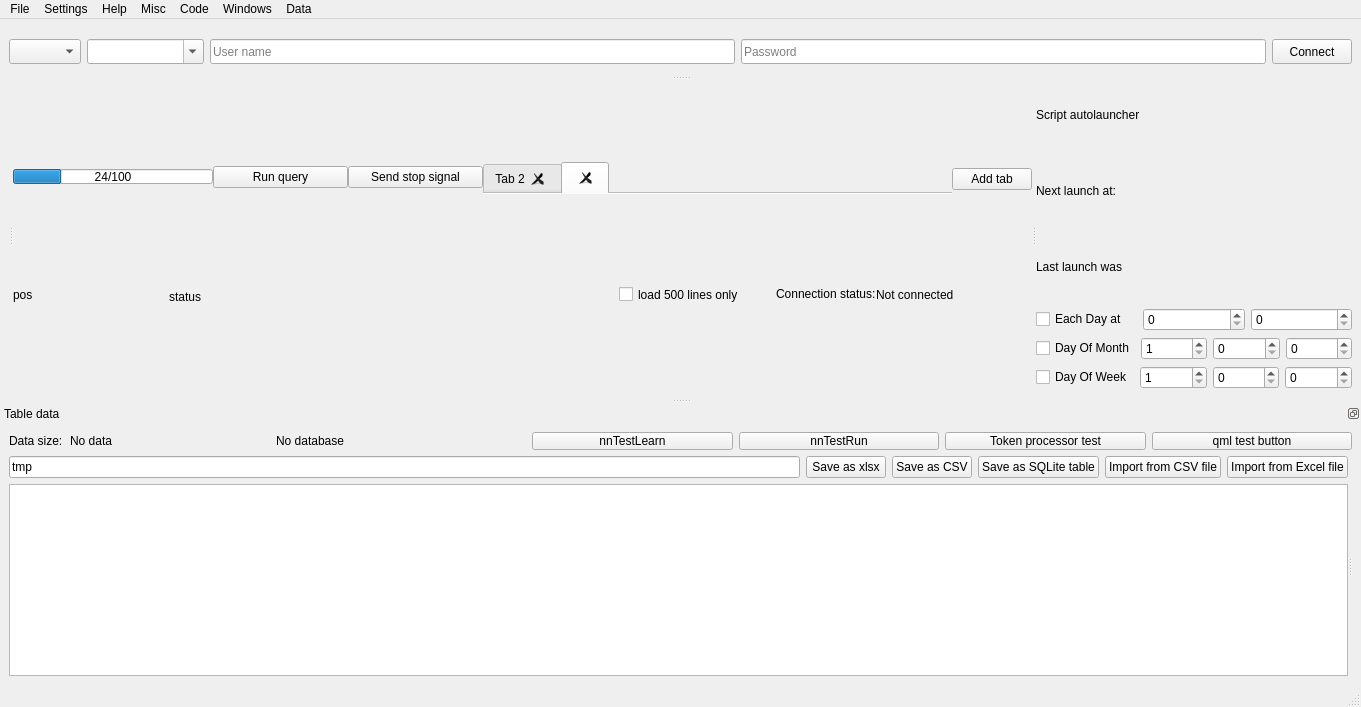
Old version of the form DBLoader CMake/loaderwidnow.ui in the repository gfifgfifofich/DB_loader.
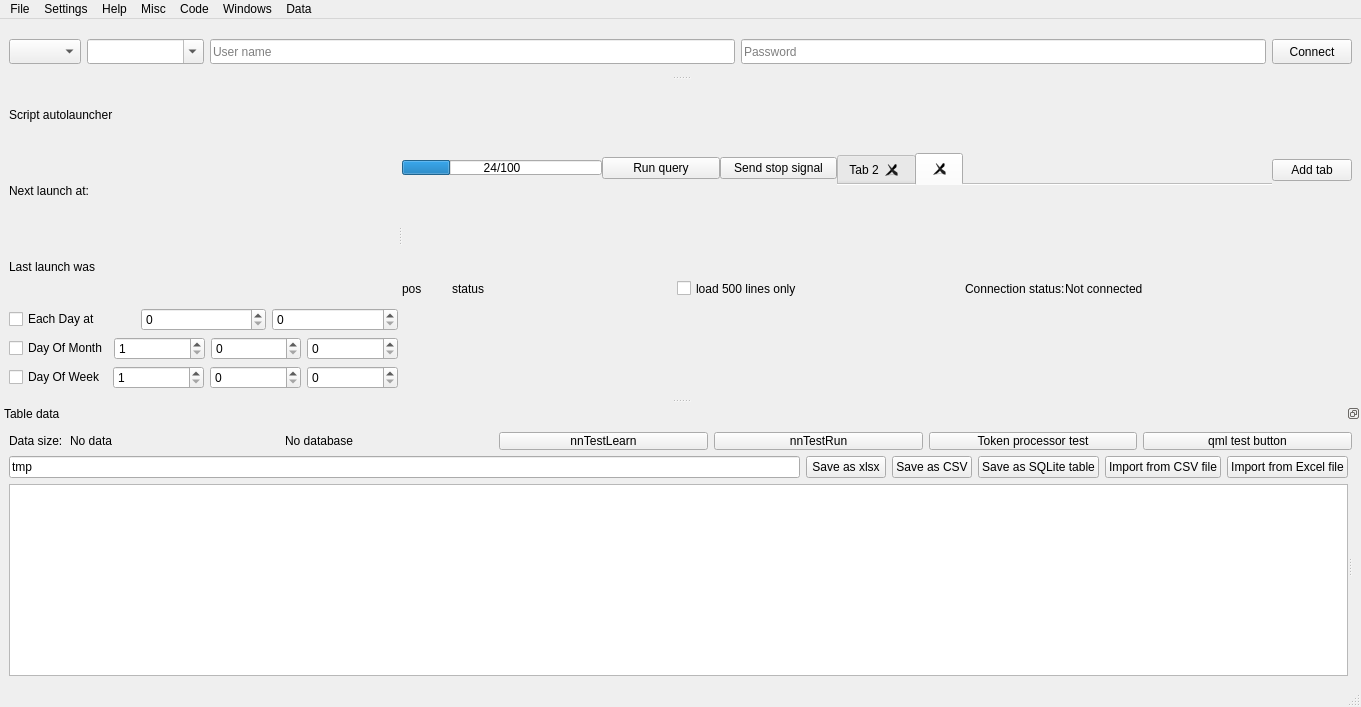
New version of the form.

Commit message: ui finetuning/stabilizing

Patch:
```diff
--- a/DBLoader CMake/loaderwidnow.ui
+++ b/DBLoader CMake/loaderwidnow.ui
@@ -131,7 +131,141 @@
         <enum>Qt::Orientation::Horizontal</enum>
        </property>
        <widget class="QWidget" name="verticalLayoutWidget_5">
-        <layout class="QVBoxLayout" name="workspace_layout"/>
+        <layout class="QVBoxLayout" name="workspace_layout">
+         <item>
+          <layout class="QVBoxLayout" name="timerLayout">
+           <property name="sizeConstraint">
+            <enum>QLayout::SizeConstraint::SetNoConstraint</enum>
+           </property>
+           <item>
+            <widget class="QLabel" name="timerMainLabel">
+             <property name="maximumSize">
+              <size>
+               <width>16777215</width>
+               <height>100</height>
+              </size>
+             </property>
+             <property name="text">
+              <string>Script autolauncher</string>
+             </property>
+            </widget>
+           </item>
+           <item>
+            <widget class="QLabel" name="timerRemainingTime">
+             <property name="maximumSize">
+              <size>
+               <width>16777215</width>
+               <height>100</height>
+              </size>
+             </property>
+             <property name="text">
+              <string>Next launch at:</string>
+             </property>
+            </widget>
+           </item>
+           <item>
+            <widget class="QLabel" name="timerLastLaunchTime">
+             <property name="maximumSize">
+              <size>
+               <width>16777215</width>
+               <height>100</height>
+              </size>
+             </property>
+             <property name="text">
+              <string>Last launch was </string>
+             </property>
+            </widget>
+           </item>
+           <item>
+            <layout class="QHBoxLayout" name="horizontalLayout_5">
+             <item>
+              <widget class="QCheckBox" name="timer_checkBox">
+               <property name="text">
+                <string>Each Day at</string>
+               </property>
+              </widget>
+             </item>
+             <item>
+              <widget class="QSpinBox" name="timerHourDaily">
+               <property name="maximum">
+                <number>24</number>
+               </property>
+              </widget>
+             </item>
+             <item>
+              <widget class="QSpinBox" name="timerMinuteDaily">
+               <property name="maximum">
+                <number>59</number>
+               </property>
+              </widget>
+             </item>
+            </layout>
+           </item>
+           <item>
+            <layout class="QHBoxLayout" name="horizontalLayout_6">
+             <item>
+              <widget class="QCheckBox" name="timer_checkBox_2">
+               <property name="text">
+                <string>Day Of Month</string>
+               </property>
+              </widget>
+             </item>
+             <item>
+              <widget class="QSpinBox" name="timerdayMonthly">
+               <property name="minimum">
+                <number>1</number>
+               </property>
+               <property name="maximum">
+                <number>31</number>
+               </property>
+              </widget>
+             </item>
+             <item>
+              <widget class="QSpinBox" name="timerHourMonthly">
+               <property name="maximum">
+                <number>24</number>
+               </property>
+              </widget>
+             </item>
+             <item>
+              <widget class="QSpinBox" name="timerMinuteMonthly">
+               <property name="maximum">
+                <number>59</number>
+               </property>
+              </widget>
+             </item>
+            </layout>
+           </item>
+           <item>
+            <layout class="QHBoxLayout" name="horizontalLayout_7">
+             <item>
+              <widget class="QCheckBox" name="timer_checkBox_3">
+               <property name="text">
+                <string>Day Of Week</string>
+               </property>
+              </widget>
+             </item>
+             <item>
+              <widget class="QSpinBox" name="timerDayWeekly">
+               <property name="minimum">
+                <number>1</number>
+               </property>
+               <property name="maximum">
+                <number>7</number>
+               </property>
+              </widget>
+             </item>
+             <item>
+              <widget class="QSpinBox" name="timerHourWeekly"/>
+             </item>
+             <item>
+              <widget class="QSpinBox" name="timerMinuteWeekly"/>
+             </item>
+            </layout>
+           </item>
+          </layout>
+         </item>
+        </layout>
        </widget>
        <widget class="QWidget" name="verticalLayoutWidget_3">
         <layout class="QVBoxLayout" name="verticalLayout_3">
@@ -143,6 +277,9 @@
            <property name="spacing">
             <number>0</number>
            </property>
+           <property name="sizeConstraint">
+            <enum>QLayout::SizeConstraint::SetNoConstraint</enum>
+           </property>
            <property name="leftMargin">
             <number>0</number>
            </property>
@@ -158,7 +295,7 @@
            <item>
             <layout class="QHBoxLayout" name="codeStatuBar">
              <property name="sizeConstraint">
-              <enum>QLayout::SizeConstraint::SetDefaultConstraint</enum>
+              <enum>QLayout::SizeConstraint::SetNoConstraint</enum>
              </property>
              <property name="bottomMargin">
               <number>5</number>
@@ -279,7 +416,7 @@
             <widget class="QLabel" name="textPosLabel">
              <property name="maximumSize">
               <size>
-               <width>16777215</width>
+               <width>50</width>
                <height>15</height>
               </size>
              </property>
@@ -296,21 +433,30 @@
            </item>
            <item>
             <widget class="QLabel" name="miscStatusLabel">
+             <property name="sizePolicy">
+              <sizepolicy hsizetype="Preferred" vsizetype="Minimum">
+               <horstretch>0</horstretch>
+               <verstretch>0</verstretch>
+              </sizepolicy>
+             </property>
              <property name="minimumSize">
               <size>
-               <width>450</width>
+               <width>225</width>
                <height>20</height>
               </size>
              </property>
              <property name="maximumSize">
               <size>
-               <width>450</width>
-               <height>15</height>
+               <width>225</width>
+               <height>40</height>
               </size>
              </property>
              <property name="text">
               <string>status</string>
              </property>
+             <property name="wordWrap">
+              <bool>true</bool>
+             </property>
             </widget>
            </item>
            <item>
@@ -331,7 +477,7 @@
              <property name="maximumSize">
               <size>
                <width>100</width>
-               <height>20</height>
+               <height>40</height>
               </size>
              </property>
              <property name="text">
@@ -341,15 +487,24 @@
            </item>
            <item>
             <widget class="QLabel" name="connectionStatusLabel_2">
+             <property name="sizePolicy">
+              <sizepolicy hsizetype="Preferred" vsizetype="Minimum">
+               <horstretch>0</horstretch>
+               <verstretch>0</verstretch>
+              </sizepolicy>
+             </property>
              <property name="maximumSize">
               <size>
                <width>16777215</width>
-               <height>25</height>
+               <height>50</height>
               </size>
              </property>
              <property name="text">
               <string>Not connected</string>
              </property>
+             <property name="wordWrap">
+              <bool>true</bool>
+             </property>
             </widget>
            </item>
           </layout>
@@ -359,140 +514,6 @@
          </item>
         </layout>
        </widget>
-       <widget class="QWidget" name="horizontalLayoutWidget">
-        <layout class="QHBoxLayout" name="horizontalLayout_10">
-         <item>
-          <layout class="QVBoxLayout" name="timerLayout">
-           <item>
-            <widget class="QLabel" name="timerMainLabel">
-             <property name="maximumSize">
-              <size>
-               <width>16777215</width>
-               <height>100</height>
-              </size>
-             </property>
-             <property name="text">
-              <string>Script autolauncher</string>
-             </property>
-            </widget>
-           </item>
-           <item>
-            <widget class="QLabel" name="timerRemainingTime">
-             <property name="maximumSize">
-              <size>
-               <width>16777215</width>
-               <height>100</height>
-              </size>
-             </property>
-             <property name="text">
-              <string>Next launch at:</string>
-             </property>
-            </widget>
-           </item>
-           <item>
-            <widget class="QLabel" name="timerLastLaunchTime">
-             <property name="maximumSize">
-              <size>
-               <width>16777215</width>
-               <height>100</height>
-              </size>
-             </property>
-             <property name="text">
-              <string>Last launch was </string>
-             </property>
-            </widget>
-           </item>
-           <item>
-            <layout class="QHBoxLayout" name="horizontalLayout_5">
-             <item>
-              <widget class="QCheckBox" name="timer_checkBox">
-               <property name="text">
-                <string>Each Day at</string>
-               </property>
-              </widget>
-             </item>
-             <item>
-              <widget class="QSpinBox" name="timerHourDaily">
-               <property name="maximum">
-                <number>24</number>
-               </property>
-              </widget>
-             </item>
-             <item>
-              <widget class="QSpinBox" name="timerMinuteDaily">
-               <property name="maximum">
-                <number>59</number>
-               </property>
-              </widget>
-             </item>
-            </layout>
-           </item>
-           <item>
-            <layout class="QHBoxLayout" name="horizontalLayout_6">
-             <item>
-              <widget class="QCheckBox" name="timer_checkBox_2">
-               <property name="text">
-                <string>Day Of Month</string>
-               </property>
-              </widget>
-             </item>
-             <item>
-              <widget class="QSpinBox" name="timerdayMonthly">
-               <property name="minimum">
-                <number>1</number>
-               </property>
-               <property name="maximum">
-                <number>31</number>
-               </property>
-              </widget>
-             </item>
-             <item>
-              <widget class="QSpinBox" name="timerHourMonthly">
-               <property name="maximum">
-                <number>24</number>
-               </property>
-              </widget>
-             </item>
-             <item>
-              <widget class="QSpinBox" name="timerMinuteMonthly">
-               <property name="maximum">
-                <number>59</number>
-               </property>
-              </widget>
-             </item>
-            </layout>
-           </item>
-           <item>
-            <layout class="QHBoxLayout" name="horizontalLayout_7">
-             <item>
-              <widget class="QCheckBox" name="timer_checkBox_3">
-               <property name="text">
-                <string>Day Of Week</string>
-               </property>
-              </widget>
-             </item>
-             <item>
-              <widget class="QSpinBox" name="timerDayWeekly">
-               <property name="minimum">
-                <number>1</number>
-               </property>
-               <property name="maximum">
-                <number>7</number>
-               </property>
-              </widget>
-             </item>
-             <item>
-              <widget class="QSpinBox" name="timerHourWeekly"/>
-             </item>
-             <item>
-              <widget class="QSpinBox" name="timerMinuteWeekly"/>
-             </item>
-            </layout>
-           </item>
-          </layout>
-         </item>
-        </layout>
-       </widget>
       </widget>
      </widget>
     </item>
@@ -591,6 +612,9 @@
     <layout class="QVBoxLayout" name="verticalLayout_4">
      <item>
       <layout class="QHBoxLayout" name="horizontalLayout_3">
+       <property name="sizeConstraint">
+        <enum>QLayout::SizeConstraint::SetNoConstraint</enum>
+       </property>
        <item>
         <widget class="QLabel" name="dataSizeLabel">
          <property name="minimumSize">
@@ -612,6 +636,12 @@
        </item>
        <item>
         <widget class="QLabel" name="dataSizeLabel_2">
+         <property name="sizePolicy">
+          <sizepolicy hsizetype="Preferred" vsizetype="Minimum">
+           <horstretch>0</horstretch>
+           <verstretch>0</verstretch>
+          </sizepolicy>
+         </property>
          <property name="minimumSize">
           <size>
            <width>0</width>
@@ -633,19 +663,22 @@
         <widget class="QLabel" name="tableDBNameLabel">
          <property name="minimumSize">
           <size>
-           <width>250</width>
+           <width>125</width>
            <height>15</height>
           </size>
          </property>
          <property name="maximumSize">
           <size>
            <width>250</width>
-           <height>18</height>
+           <height>30</height>
           </size>
          </property>
          <property name="text">
           <string>No database</string>
          </property>
+         <property name="wordWrap">
+          <bool>true</bool>
+         </property>
         </widget>
        </item>
        <item>
```
Left out of the diff: 21 changed lines with no effect on the pictures. The commit also changes 4 other files.
